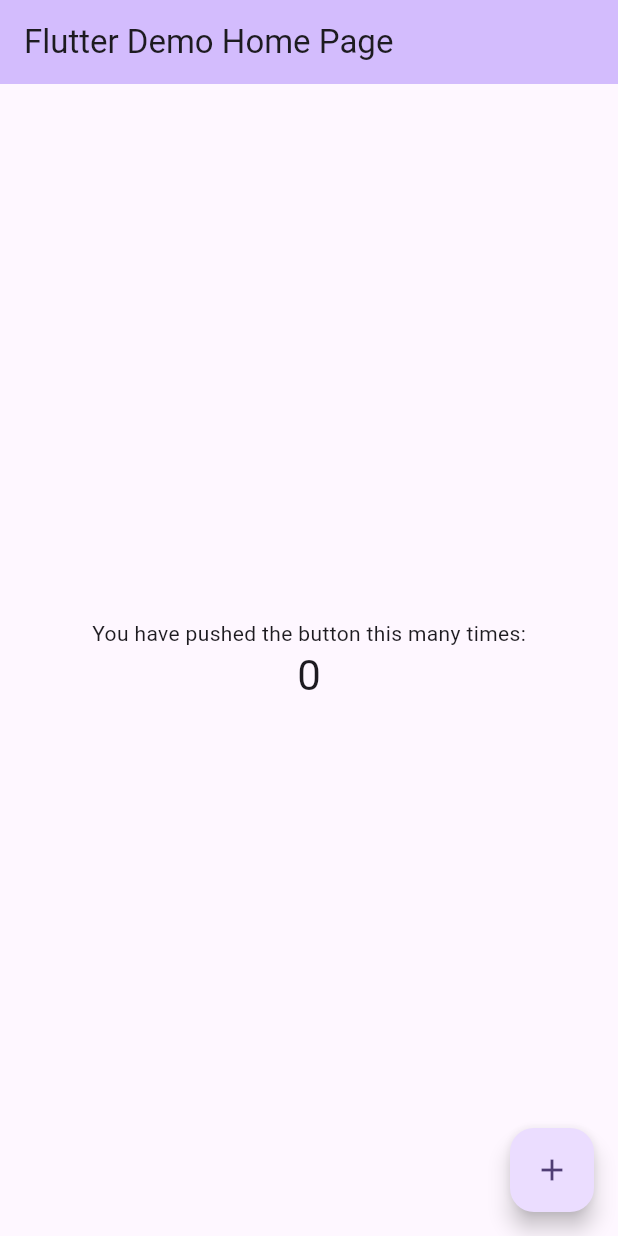
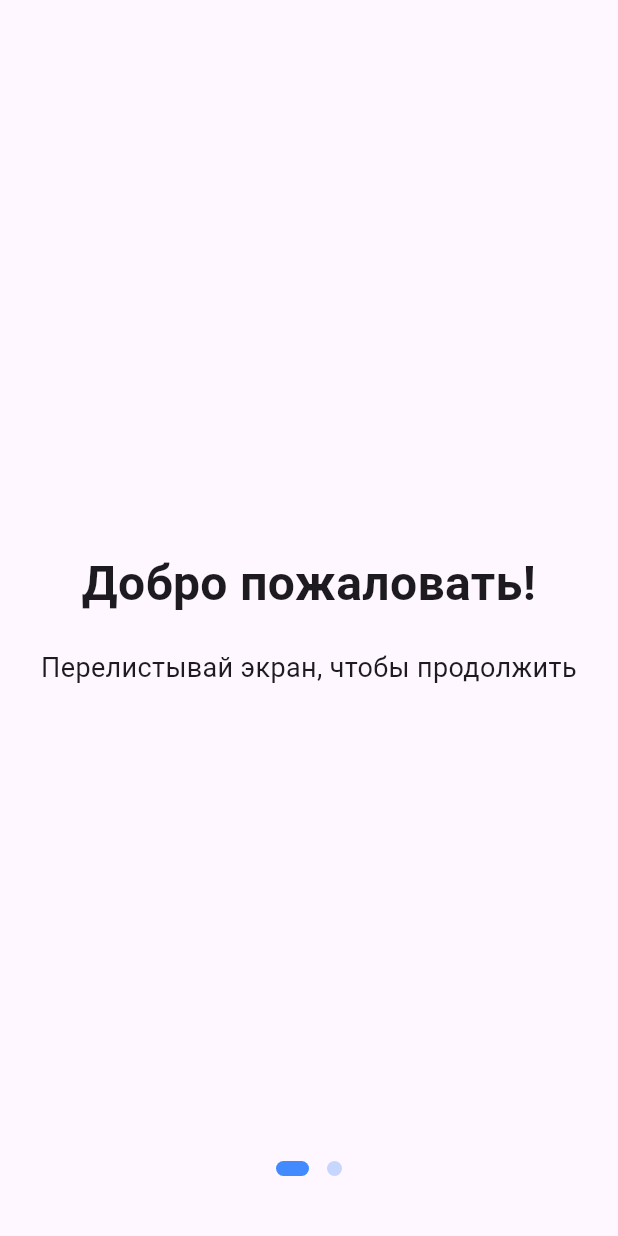
Before and after one commit to pRpJ132/tzapp, a Flutter app: the screen it shows after launch, on a phone screen of 412 x 824 dp. Run offline on Flutter 3.47's test engine with Material 3 defaults, Android fonts, the phone set to English and light mode, and no system bars; our stand-ins replace shared_preferences.

Commit message:
приложение по тз

```diff
--- a/lib/main.dart
+++ b/lib/main.dart
@@ -1,122 +1,23 @@
 import 'package:flutter/material.dart';
+import 'package:tzapp/view/main_screen.dart';
+import 'package:tzapp/view/onboarding_screen.dart';
+import 'storage/subscription_storage.dart';
 
-void main() {
-  runApp(const MyApp());
+void main() async {
+  WidgetsFlutterBinding.ensureInitialized();
+  final isSubscribed = await SubscriptionStorage.isSubscribed();
+  runApp(MyApp(isSubscribed: isSubscribed));
 }
 
 class MyApp extends StatelessWidget {
-  const MyApp({super.key});
+  final bool isSubscribed;
+  const MyApp({super.key, required this.isSubscribed});
 
-  // This widget is the root of your application.
   @override
   Widget build(BuildContext context) {
     return MaterialApp(
-      title: 'Flutter Demo',
-      theme: ThemeData(
-        // This is the theme of your application.
-        //
-        // TRY THIS: Try running your application with "flutter run". You'll see
-        // the application has a purple toolbar. Then, without quitting the app,
-        // try changing the seedColor in the colorScheme below to Colors.green
-        // and then invoke "hot reload" (save your changes or press the "hot
-        // reload" button in a Flutter-supported IDE, or press "r" if you used
-        // the command line to start the app).
-        //
-        // Notice that the counter didn't reset back to zero; the application
-        // state is not lost during the reload. To reset the state, use hot
-        // restart instead.
-        //
-        // This works for code too, not just values: Most code changes can be
-        // tested with just a hot reload.
-        colorScheme: .fromSeed(seedColor: Colors.deepPurple),
-      ),
-      home: const MyHomePage(title: 'Flutter Demo Home Page'),
+      debugShowCheckedModeBanner: false,
+      home: isSubscribed ? const MainScreen() : const OnboardingScreen(),
     );
   }
 }
-
-class MyHomePage extends StatefulWidget {
-  const MyHomePage({super.key, required this.title});
-
-  // This widget is the home page of your application. It is stateful, meaning
-  // that it has a State object (defined below) that contains fields that affect
-  // how it looks.
-
-  // This class is the configuration for the state. It holds the values (in this
-  // case the title) provided by the parent (in this case the App widget) and
-  // used by the build method of the State. Fields in a Widget subclass are
-  // always marked "final".
-
-  final String title;
-
-  @override
-  State<MyHomePage> createState() => _MyHomePageState();
-}
-
-class _MyHomePageState extends State<MyHomePage> {
-  int _counter = 0;
-
-  void _incrementCounter() {
-    setState(() {
-      // This call to setState tells the Flutter framework that something has
-      // changed in this State, which causes it to rerun the build method below
-      // so that the display can reflect the updated values. If we changed
-      // _counter without calling setState(), then the build method would not be
-      // called again, and so nothing would appear to happen.
-      _counter++;
-    });
-  }
-
-  @override
-  Widget build(BuildContext context) {
-    // This method is rerun every time setState is called, for instance as done
-    // by the _incrementCounter method above.
-    //
-    // The Flutter framework has been optimized to make rerunning build methods
-    // fast, so that you can just rebuild anything that needs updating rather
-    // than having to individually change instances of widgets.
-    return Scaffold(
-      appBar: AppBar(
-        // TRY THIS: Try changing the color here to a specific color (to
-        // Colors.amber, perhaps?) and trigger a hot reload to see the AppBar
-        // change color while the other colors stay the same.
-        backgroundColor: Theme.of(context).colorScheme.inversePrimary,
-        // Here we take the value from the MyHomePage object that was created by
-        // the App.build method, and use it to set our appbar title.
-        title: Text(widget.title),
-      ),
-      body: Center(
-        // Center is a layout widget. It takes a single child and positions it
-        // in the middle of the parent.
-        child: Column(
-          // Column is also a layout widget. It takes a list of children and
-          // arranges them vertically. By default, it sizes itself to fit its
-          // children horizontally, and tries to be as tall as its parent.
-          //
-          // Column has various properties to control how it sizes itself and
-          // how it positions its children. Here we use mainAxisAlignment to
-          // center the children vertically; the main axis here is the vertical
-          // axis because Columns are vertical (the cross axis would be
-          // horizontal).
-          //
-          // TRY THIS: Invoke "debug painting" (choose the "Toggle Debug Paint"
-          // action in the IDE, or press "p" in the console), to see the
-          // wireframe for each widget.
-          mainAxisAlignment: .center,
-          children: [
-            const Text('You have pushed the button this many times:'),
-            Text(
-              '$_counter',
-              style: Theme.of(context).textTheme.headlineMedium,
-            ),
-          ],
-        ),
-      ),
-      floatingActionButton: FloatingActionButton(
-        onPressed: _incrementCounter,
-        tooltip: 'Increment',
-        child: const Icon(Icons.add),
-      ),
-    );
-  }
-}
--- /dev/null
+++ b/lib/view/main_screen.dart
@@ -0,0 +1,18 @@
+import 'package:flutter/material.dart';
+
+class MainScreen extends StatelessWidget {
+  const MainScreen({super.key});
+
+  @override
+  Widget build(BuildContext context) {
+    return Scaffold(
+      appBar: AppBar(title: const Text('Главный экран')),
+      body: const Center(
+        child: Text(
+          'Добро пожаловать в приложение!',
+          style: TextStyle(fontSize: 22),
+        ),
+      ),
+    );
+  }
+}
--- /dev/null
+++ b/lib/view/onboarding_screen.dart
@@ -0,0 +1,113 @@
+import 'package:flutter/material.dart';
+import 'package:tzapp/view/paywall_screen.dart';
+import 'package:tzapp/widgets/animated_button.dart';
+
+class OnboardingScreen extends StatefulWidget {
+  const OnboardingScreen({super.key});
+
+  @override
+  State<OnboardingScreen> createState() => _OnboardingScreenState();
+}
+
+class _OnboardingScreenState extends State<OnboardingScreen>
+    with TickerProviderStateMixin {
+  final PageController _controller = PageController();
+  int _currentPage = 0;
+
+  @override
+  Widget build(BuildContext context) {
+    return Scaffold(
+      body: Stack(
+        children: [
+          PageView(
+            controller: _controller,
+            onPageChanged: (i) {
+              setState(() => _currentPage = i);
+            },
+            children: [
+              _buildPage(
+                title: 'Добро пожаловать!',
+                text: 'Перелистывай экран, чтобы продолжить',
+              ),
+              _buildPage(
+                title: 'Начнём?',
+                text: 'Нажмите кнопку, чтобы открыть Paywall',
+                showButton: true,
+              ),
+            ],
+          ),
+
+          Positioned(
+            bottom: 40,
+            left: 0,
+            right: 0,
+            child: Row(
+              mainAxisAlignment: MainAxisAlignment.center,
+              children: List.generate(2, (index) {
+                final isActive = index == _currentPage;
+                return AnimatedContainer(
+                  duration: const Duration(milliseconds: 300),
+                  margin: const EdgeInsets.symmetric(horizontal: 6),
+                  width: isActive ? 22 : 10,
+                  height: 10,
+                  decoration: BoxDecoration(
+                    color: isActive
+                        ? Colors.blueAccent
+                        : Colors.blueAccent.withOpacity(0.3),
+                    borderRadius: BorderRadius.circular(10),
+                  ),
+                );
+              }),
+            ),
+          )
+        ],
+      ),
+    );
+  }
+
+  Widget _buildPage({
+    required String title,
+    required String text,
+    bool showButton = false,
+  }) {
+    return Padding(
+      padding: const EdgeInsets.all(24),
+      child: Column(
+        mainAxisAlignment: MainAxisAlignment.center,
+        children: [
+          AnimatedOpacity(
+            duration: const Duration(milliseconds: 600),
+            opacity: 1,
+            child: Text(
+              title,
+              textAlign: TextAlign.center,
+              style: const TextStyle(
+                fontSize: 32,
+                fontWeight: FontWeight.bold,
+              ),
+            ),
+          ),
+
+          const SizedBox(height: 20),
+
+          Text(
+            text,
+            textAlign: TextAlign.center,
+            style: const TextStyle(fontSize: 18),
+          ),
+
+          if (showButton) ...[
+            const SizedBox(height: 50),
+            AnimatedButton(
+              text: 'Продолжить',
+              onTap: () => Navigator.pushReplacement(
+                context,
+                MaterialPageRoute(builder: (_) => const PaywallScreen()),
+              ),
+            )
+          ]
+        ],
+      ),
+    );
+  }
+}
--- a/pubspec.yaml
+++ b/pubspec.yaml
@@ -34,6 +34,7 @@ dependencies:
   # The following adds the Cupertino Icons font to your application.
   # Use with the CupertinoIcons class for iOS style icons.
   cupertino_icons: ^1.0.8
+  shared_preferences: ^2.5.4
 
 dev_dependencies:
   flutter_test:
```
Also changed, not shown: lib/storage/subscription_storage.dart (added, +15 -0 lines), lib/view/paywall_screen.dart (added, +81 -0 lines), lib/widgets/animated_button.dart (added, +46 -0 lines), lib/theme/app_theme.dart (added), pubspec.lock, 10 other files.
